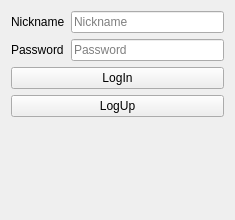
Old version of the form login.ui in the repository MacoChave/Proyecto1_SharedFiles-Client.
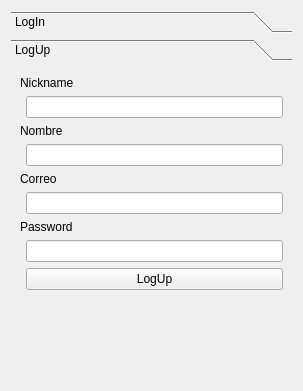
New version of the form.

Commit message: Envio de datos login y logup

What changed in the file:
```diff
--- a/login.ui
+++ b/login.ui
@@ -6,13 +6,37 @@
    <rect>
     <x>0</x>
     <y>0</y>
-    <width>235</width>
-    <height>220</height>
+    <width>303</width>
+    <height>391</height>
    </rect>
   </property>
   <property name="windowTitle">
    <string>Form</string>
   </property>
+  <layout class="QGridLayout" name="gridLayout">
+   <item row="0" column="0">
+    <widget class="QToolBox" name="toolBox">
+     <property name="frameShape">
+      <enum>QFrame::NoFrame</enum>
+     </property>
+     <property name="frameShadow">
+      <enum>QFrame::Plain</enum>
+     </property>
+     <property name="currentIndex">
+      <number>1</number>
+     </property>
+     <widget class="QWidget" name="pageLogIn">
+      <property name="geometry">
+       <rect>
+        <x>0</x>
+        <y>0</y>
+        <width>285</width>
+        <height>305</height>
+       </rect>
+      </property>
+      <attribute name="label">
+       <string>LogIn</string>
+      </attribute>
   <layout class="QFormLayout" name="formLayout">
    <item row="0" column="0">
     <widget class="QLabel" name="lblNick">
@@ -49,11 +73,70 @@
      </property>
     </widget>
    </item>
-   <item row="3" column="0" colspan="2">
+      </layout>
+     </widget>
+     <widget class="QWidget" name="page_2">
+      <property name="geometry">
+       <rect>
+        <x>0</x>
+        <y>0</y>
+        <width>285</width>
+        <height>305</height>
+       </rect>
+      </property>
+      <attribute name="label">
+       <string>LogUp</string>
+      </attribute>
+      <layout class="QFormLayout" name="formLayout_2">
+       <item row="0" column="0" colspan="2">
+        <widget class="QLabel" name="lbl_Logup_Nickname">
+         <property name="text">
+          <string>Nickname</string>
+         </property>
+        </widget>
+       </item>
+       <item row="1" column="1">
+        <widget class="QLineEdit" name="edt_Logup_Nickname"/>
+       </item>
+       <item row="2" column="0" colspan="2">
+        <widget class="QLabel" name="lbl_Logup_Nombre">
+         <property name="text">
+          <string>Nombre</string>
+         </property>
+        </widget>
+       </item>
+       <item row="3" column="1">
+        <widget class="QLineEdit" name="edt_Logup_Nombre"/>
+       </item>
+       <item row="4" column="0" colspan="2">
+        <widget class="QLabel" name="lbl_Logup_Correo">
+         <property name="text">
+          <string>Correo</string>
+         </property>
+        </widget>
+       </item>
+       <item row="5" column="1">
+        <widget class="QLineEdit" name="edt_Logup_Correo"/>
+       </item>
+       <item row="6" column="0" colspan="2">
+        <widget class="QLabel" name="lbl_Logup_Pass">
+         <property name="text">
+          <string>Password</string>
+         </property>
+        </widget>
+       </item>
+       <item row="7" column="1">
+        <widget class="QLineEdit" name="edt_Logup_Pass"/>
+       </item>
+       <item row="8" column="1">
     <widget class="QPushButton" name="btnLogUp">
      <property name="text">
       <string>LogUp</string>
      </property>
+        </widget>
+       </item>
+      </layout>
+     </widget>
     </widget>
    </item>
   </layout>
```
Left out of the diff: 8 changed lines with no effect on the pictures. Lines whose indentation alone changed are shown as unchanged. The commit also changes 2 other files.
